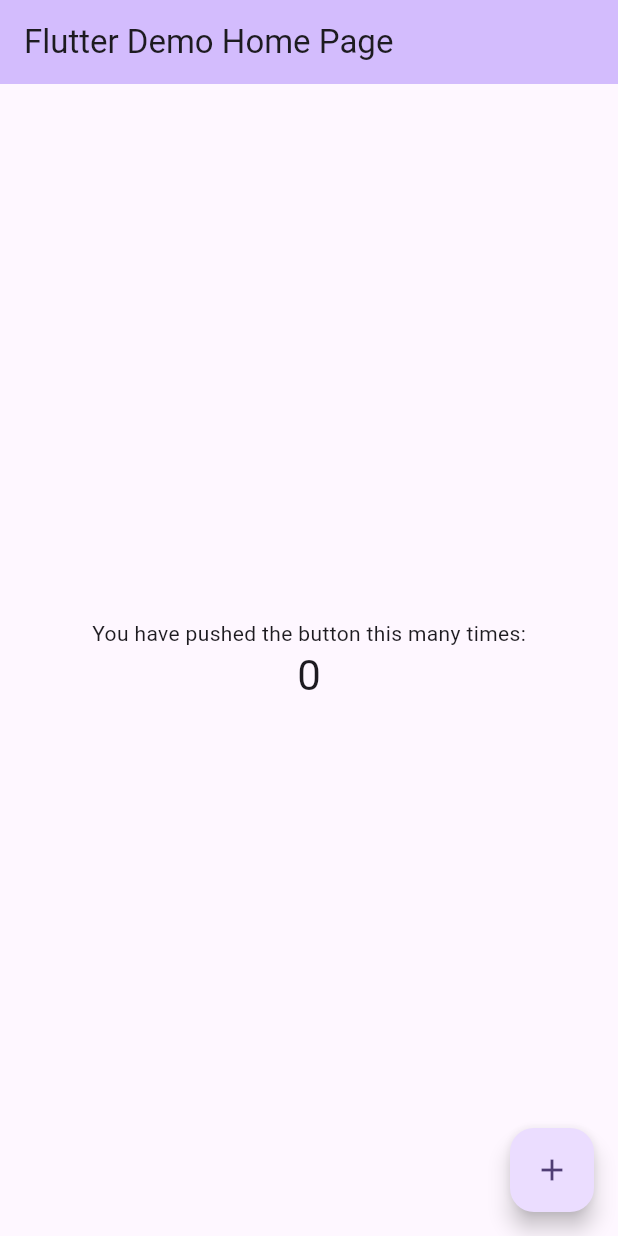
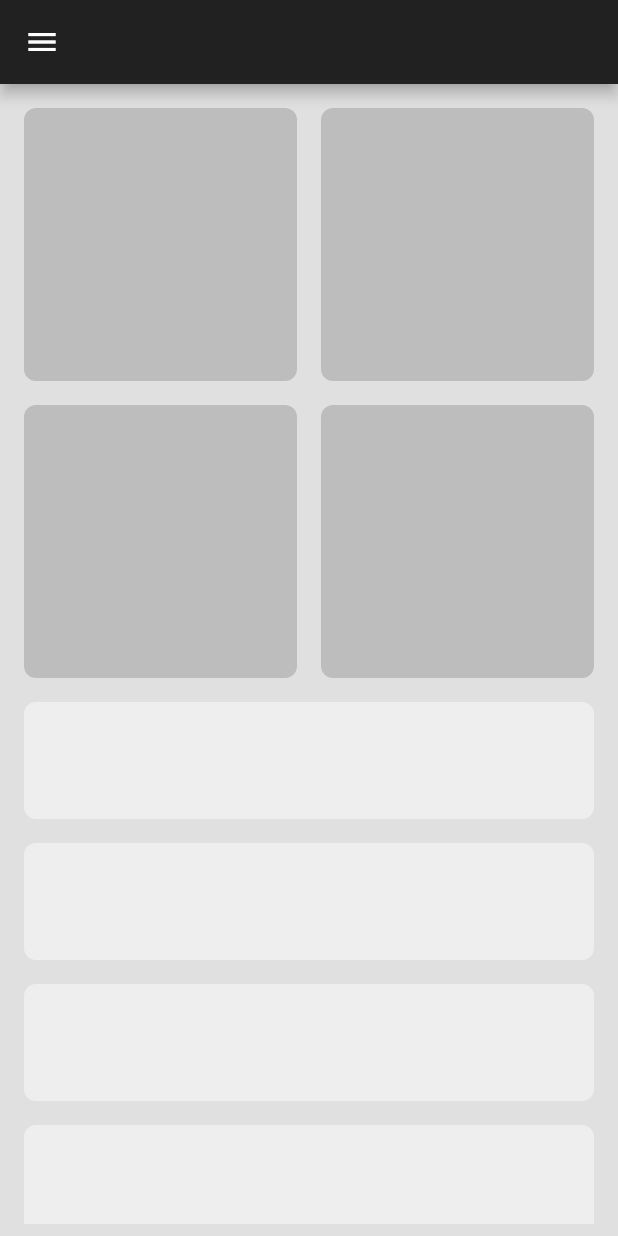
Before and after one commit to Sandeep-coder-app/Responsive-Dashboard, a Flutter app: the screen it shows after launch, on a phone screen of 412 x 824 dp. Run offline on Flutter 3.47's test engine with Material 2 defaults, Android fonts, the phone set to English and light mode, and no system bars.

Commit message:
responsive

```diff
--- /dev/null
+++ b/lib/constrants.dart
@@ -0,0 +1,71 @@
+import 'package:flutter/material.dart';
+
+var defaultBackgroundColor = Colors.grey[300];
+var appBarColor = Colors.grey[900];
+var myAppBar = AppBar(
+  backgroundColor: appBarColor,
+  title: Text(' '),
+  centerTitle: false,
+);
+
+var drawerTextColor = TextStyle(
+  color: Colors.grey[600],
+);
+
+var tilePadding = const EdgeInsets.only(left: 8.0, right: 8, top: 8);
+var myDrawer = Drawer(
+  backgroundColor: Colors.grey[300],
+  elevation: 0,
+  child: Column(
+    children: [
+      DrawerHeader(
+        child: Icon(
+          Icons.favorite,
+          size: 64,
+        ),
+      ),
+      Padding(
+        padding: tilePadding,
+        child: ListTile(
+          leading: Icon(Icons.home),
+          title: Text(
+            'D A S H B O A R D',
+            style: drawerTextColor,
+          ),
+        ),
+      ),
+      Padding(
+        padding: tilePadding,
+        child: ListTile(
+          leading: Icon(Icons.settings),
+          title: Text(
+            'S E T T I N G S',
+            style: drawerTextColor,
+          ),
+        ),
+      ),
+
+      Padding(
+        padding: tilePadding,
+        child: ListTile(
+          leading: Icon(Icons.info),
+          title: Text(
+            'A B O U T',
+            style: drawerTextColor,
+          ),
+        ),
+      ),
+
+      Padding(
+        padding: tilePadding,
+        child: ListTile(
+          leading: Icon(Icons.logout),
+          title: Text(
+            'L O G O U T',
+            style: drawerTextColor,
+          ),
+        ),
+      ),
+    ],
+  ),
+);
--- a/lib/main.dart
+++ b/lib/main.dart
@@ -1,4 +1,9 @@
+import 'package:flutter/cupertino.dart';
 import 'package:flutter/material.dart';
+import 'package:responsivedashboard/responsive/desktop_body.dart';
+import 'package:responsivedashboard/responsive/mobile_body.dart';
+import 'package:responsivedashboard/responsive/responsive_layout.dart';
+import 'package:responsivedashboard/responsive/tablet_body.dart';
 
 void main() {
   runApp(const MyApp());
@@ -7,119 +12,18 @@ void main() {
 class MyApp extends StatelessWidget {
   const MyApp({super.key});
 
-  // This widget is the root of your application.
   @override
   Widget build(BuildContext context) {
     return MaterialApp(
-      title: 'Flutter Demo',
+      debugShowCheckedModeBanner: false,
       theme: ThemeData(
-        // This is the theme of your application.
-        //
-        // TRY THIS: Try running your application with "flutter run". You'll see
-        // the application has a blue toolbar. Then, without quitting the app,
-        // try changing the seedColor in the colorScheme below to Colors.green
-        // and then invoke "hot reload" (save your changes or press the "hot
-        // reload" button in a Flutter-supported IDE, or press "r" if you used
-        // the command line to start the app).
-        //
-        // Notice that the counter didn't reset back to zero; the application
-        // state is not lost during the reload. To reset the state, use hot
-        // restart instead.
-        //
-        // This works for code too, not just values: Most code changes can be
-        // tested with just a hot reload.
-        colorScheme: ColorScheme.fromSeed(seedColor: Colors.deepPurple),
-        useMaterial3: true,
+        primarySwatch: Colors.green,
       ),
-      home: const MyHomePage(title: 'Flutter Demo Home Page'),
+      home: const ResponsiveLayout(
+        mobileBody: MobileScaffold(),
+        tableBody: TabletScaffold(),
+        desktopBody: DesktopScaffold(),
+      ),
     );
   }
 }
-
-class MyHomePage extends StatefulWidget {
-  const MyHomePage({super.key, required this.title});
-
-  // This widget is the home page of your application. It is stateful, meaning
-  // that it has a State object (defined below) that contains fields that affect
-  // how it looks.
-
-  // This class is the configuration for the state. It holds the values (in this
-  // case the title) provided by the parent (in this case the App widget) and
-  // used by the build method of the State. Fields in a Widget subclass are
-  // always marked "final".
-
-  final String title;
-
-  @override
-  State<MyHomePage> createState() => _MyHomePageState();
-}
-
-class _MyHomePageState extends State<MyHomePage> {
-  int _counter = 0;
-
-  void _incrementCounter() {
-    setState(() {
-      // This call to setState tells the Flutter framework that something has
-      // changed in this State, which causes it to rerun the build method below
-      // so that the display can reflect the updated values. If we changed
-      // _counter without calling setState(), then the build method would not be
-      // called again, and so nothing would appear to happen.
-      _counter++;
-    });
-  }
-
-  @override
-  Widget build(BuildContext context) {
-    // This method is rerun every time setState is called, for instance as done
-    // by the _incrementCounter method above.
-    //
-    // The Flutter framework has been optimized to make rerunning build methods
-    // fast, so that you can just rebuild anything that needs updating rather
-    // than having to individually change instances of widgets.
-    return Scaffold(
-      appBar: AppBar(
-        // TRY THIS: Try changing the color here to a specific color (to
-        // Colors.amber, perhaps?) and trigger a hot reload to see the AppBar
-        // change color while the other colors stay the same.
-        backgroundColor: Theme.of(context).colorScheme.inversePrimary,
-        // Here we take the value from the MyHomePage object that was created by
-        // the App.build method, and use it to set our appbar title.
-        title: Text(widget.title),
-      ),
-      body: Center(
-        // Center is a layout widget. It takes a single child and positions it
-        // in the middle of the parent.
-        child: Column(
-          // Column is also a layout widget. It takes a list of children and
-          // arranges them vertically. By default, it sizes itself to fit its
-          // children horizontally, and tries to be as tall as its parent.
-          //
-          // Column has various properties to control how it sizes itself and
-          // how it positions its children. Here we use mainAxisAlignment to
-          // center the children vertically; the main axis here is the vertical
-          // axis because Columns are vertical (the cross axis would be
-          // horizontal).
-          //
-          // TRY THIS: Invoke "debug painting" (choose the "Toggle Debug Paint"
-          // action in the IDE, or press "p" in the console), to see the
-          // wireframe for each widget.
-          mainAxisAlignment: MainAxisAlignment.center,
-          children: <Widget>[
-            const Text(
-              'You have pushed the button this many times:',
-            ),
-            Text(
-              '$_counter',
-              style: Theme.of(context).textTheme.headlineMedium,
-            ),
-          ],
-        ),
-      ),
-      floatingActionButton: FloatingActionButton(
-        onPressed: _incrementCounter,
-        tooltip: 'Increment',
-        child: const Icon(Icons.add),
-      ), // This trailing comma makes auto-formatting nicer for build methods.
-    );
-  }
-}
--- /dev/null
+++ b/lib/responsive/mobile_body.dart
@@ -0,0 +1,52 @@
+import 'package:flutter/cupertino.dart';
+import 'package:flutter/material.dart';
+
+import '../constrants.dart';
+import '../util/my_box.dart';
+import '../util/my_tile.dart';
+
+class MobileScaffold extends StatefulWidget {
+  const MobileScaffold({Key? key}) : super(key: key);
+
+  @override
+  State<MobileScaffold> createState() => _MobileScaffoldState();
+}
+
+class _MobileScaffoldState extends State<MobileScaffold> {
+  @override
+  Widget build(BuildContext context) {
+    return Scaffold(
+      backgroundColor: defaultBackgroundColor,
+      appBar: myAppBar,
+      drawer: myDrawer,
+      body: Padding(
+        padding: const EdgeInsets.all(8.0),
+        child: Column(
+          children: [
+            AspectRatio(
+              aspectRatio: 1,
+              child: SizedBox(
+                width: double.infinity,
+                child: GridView.builder(
+                  itemCount: 4,
+                  gridDelegate: const SliverGridDelegateWithFixedCrossAxisCount(crossAxisCount: 2),
+                  itemBuilder: (context, index) {
+                    return MyBox();
+                  },
+                ),
+              ),
+            ),
+            Expanded(
+              child: ListView.builder(
+                itemCount: 4,
+                itemBuilder: (context, index) {
+                  return const MyTile();
+                },
+              ),
+            )
+          ],
+        ),
+      ),
+    );
+  }
+}
--- /dev/null
+++ b/lib/responsive/responsive_layout.dart
@@ -0,0 +1,24 @@
+import 'package:flutter/cupertino.dart';
+
+class ResponsiveLayout extends StatelessWidget {
+  const ResponsiveLayout({Key? key, required this.mobileBody, required this.tableBody, required this.desktopBody}) : super(key: key);
+
+  final Widget mobileBody;
+  final Widget tableBody;
+  final Widget desktopBody;
+
+  @override
+  Widget build(BuildContext context) {
+    return LayoutBuilder(
+      builder: (context, constraints) {
+        if(constraints.maxWidth < 500) {
+          return mobileBody;
+        } else if(constraints.maxWidth < 1100) {
+          return tableBody;
+        } else {
+          return desktopBody;
+        }
+      },
+    );
+  }
+}
--- /dev/null
+++ b/lib/util/my_box.dart
@@ -0,0 +1,19 @@
+import 'package:flutter/cupertino.dart';
+import 'package:flutter/material.dart';
+
+class MyBox extends StatelessWidget {
+  const MyBox({Key? key}) : super(key: key);
+
+  @override
+  Widget build(BuildContext context) {
+    return Padding(
+      padding: const EdgeInsets.all(8.0),
+      child: Container(
+        decoration: BoxDecoration(
+          borderRadius: BorderRadius.circular(8.0),
+          color: Colors.grey[400],
+        ),
+      ),
+    );
+  }
+}
--- /dev/null
+++ b/lib/util/my_tile.dart
@@ -0,0 +1,20 @@
+import 'package:flutter/cupertino.dart';
+import 'package:flutter/material.dart';
+
+class MyTile extends StatelessWidget {
+  const MyTile({Key? key}) : super(key: key);
+
+  @override
+  Widget build(BuildContext context) {
+    return Padding(
+      padding: const EdgeInsets.all(8.0),
+      child: Container(
+        height: 78,
+        decoration: BoxDecoration(
+          borderRadius: BorderRadius.circular(8.0),
+          color: Colors.grey[200],
+        ),
+      ),
+    );
+  }
+}
```
Also changed, not shown: lib/responsive/desktop_body.dart (added, +92 -0 lines), lib/responsive/tablet_body.dart (added, +52 -0 lines).
